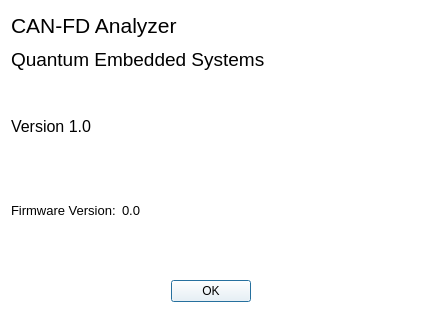
Above: src/aboutdialog.ui from bemcgarvey/CAN-FD_Client before the change. Below: the same form after it.
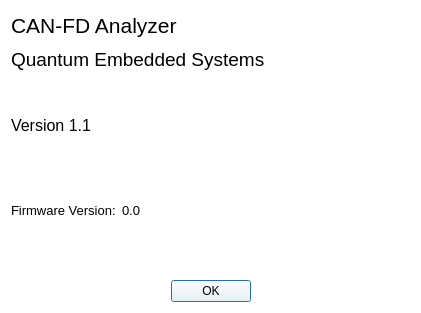
That is the form after the change. Icons and pictures are not drawn.

```diff
--- a/src/aboutdialog.ui
+++ b/src/aboutdialog.ui
@@ -148,6 +148,15 @@
        </color>
       </brush>
      </colorrole>
+     <colorrole role="PlaceholderText">
+      <brush brushstyle="NoBrush">
+       <color alpha="128">
+        <red>0</red>
+        <green>0</green>
+        <blue>0</blue>
+       </color>
+      </brush>
+     </colorrole>
     </active>
     <inactive>
      <colorrole role="WindowText">
@@ -285,6 +294,15 @@
        </color>
       </brush>
      </colorrole>
+     <colorrole role="PlaceholderText">
+      <brush brushstyle="NoBrush">
+       <color alpha="128">
+        <red>0</red>
+        <green>0</green>
+        <blue>0</blue>
+       </color>
+      </brush>
+     </colorrole>
     </inactive>
     <disabled>
      <colorrole role="WindowText">
@@ -422,6 +440,15 @@
        </color>
       </brush>
      </colorrole>
+     <colorrole role="PlaceholderText">
+      <brush brushstyle="NoBrush">
+       <color alpha="128">
+        <red>0</red>
+        <green>0</green>
+        <blue>0</blue>
+       </color>
+      </brush>
+     </colorrole>
     </disabled>
    </palette>
   </property>
@@ -473,7 +500,7 @@
         </font>
        </property>
        <property name="text">
-        <string>Version 1.0</string>
+        <string>&lt;html&gt;&lt;head/&gt;&lt;body&gt;&lt;p&gt;Version 1.1&lt;/p&gt;&lt;/body&gt;&lt;/html&gt;</string>
        </property>
       </widget>
      </item>
```
